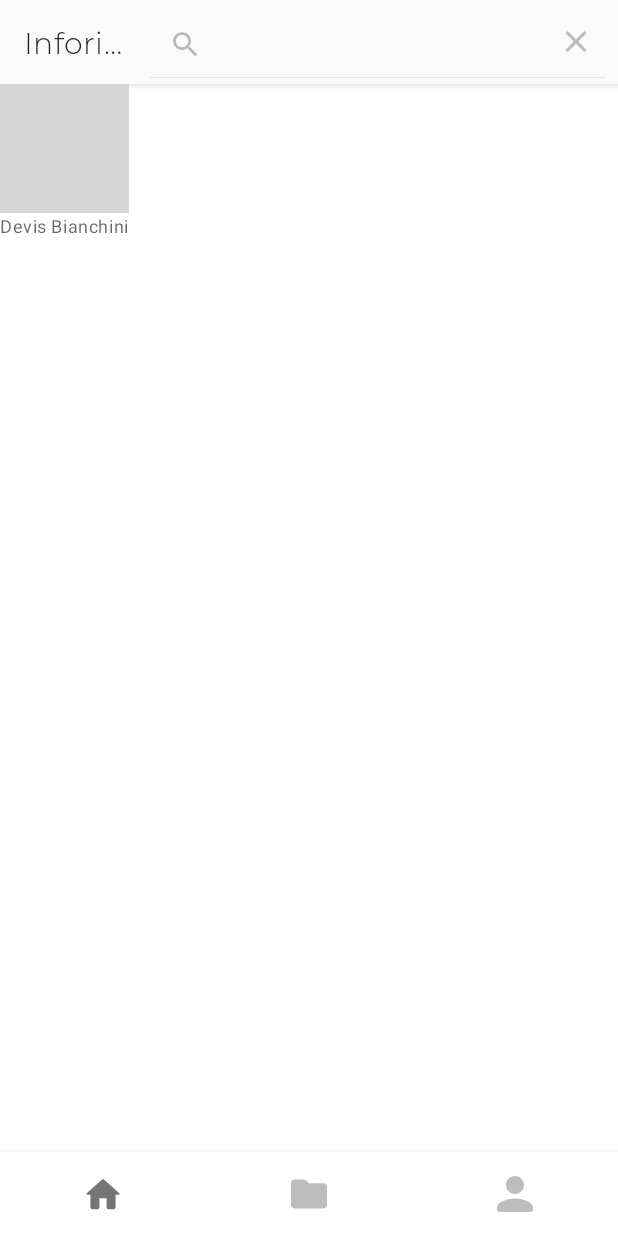
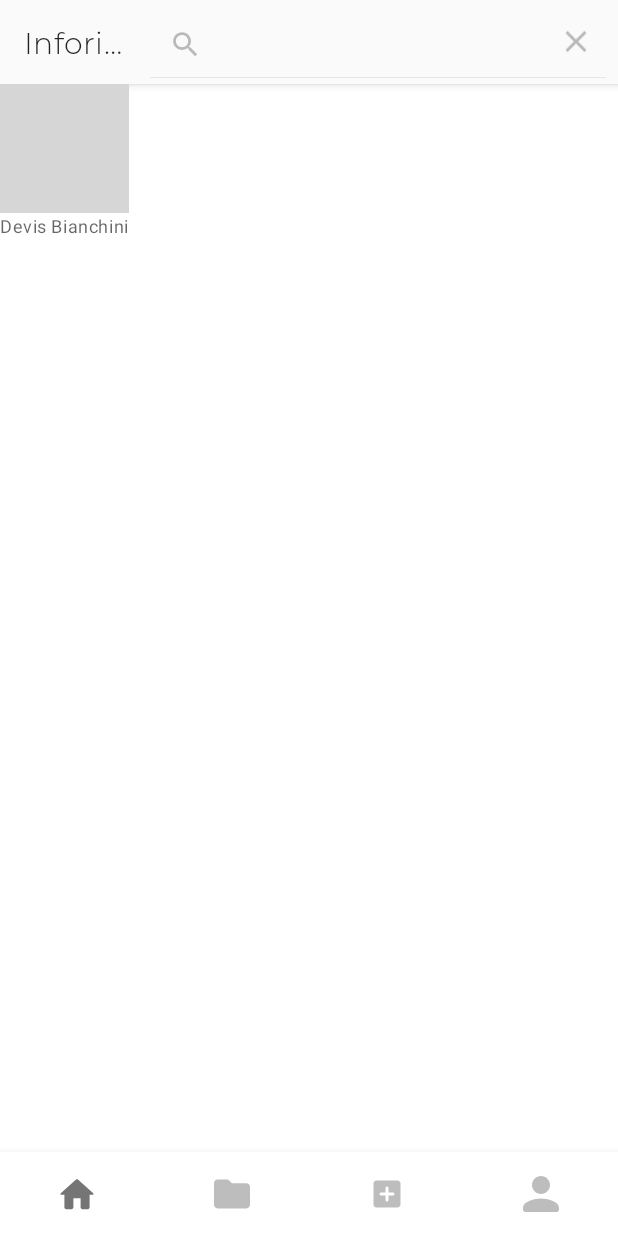
Before and after one commit to Telemaco019/Inforinvestigador, an Android app: the screen it shows after launch (MainActivity), after a tap on "Search", on a phone screen of 412 x 824 dp. Run offline under Robolectric (Android 15) with nearby library versions, the phone set to English and light mode, and no system bars; our stand-ins replace CircleImageView; grey boxes are pictures that could not be loaded.

Commit message:
Added "add" icon to bottom navigation bar

```diff
--- /dev/null
+++ b/app/src/main/res/drawable/ic_round_add_box_24px.xml
@@ -0,0 +1,9 @@
+<vector xmlns:android="http://schemas.android.com/apk/res/android"
+    android:width="24dp"
+    android:height="24dp"
+    android:viewportWidth="24"
+    android:viewportHeight="24">
+  <path
+      android:fillColor="#FF000000"
+      android:pathData="M19,3L5,3c-1.11,0 -2,0.9 -2,2v14c0,1.1 0.89,2 2,2h14c1.1,0 2,-0.9 2,-2L21,5c0,-1.1 -0.9,-2 -2,-2zM16,13h-3v3c0,0.55 -0.45,1 -1,1s-1,-0.45 -1,-1v-3L8,13c-0.55,0 -1,-0.45 -1,-1s0.45,-1 1,-1h3L11,8c0,-0.55 0.45,-1 1,-1s1,0.45 1,1v3h3c0.55,0 1,0.45 1,1s-0.45,1 -1,1z"/>
+</vector>
--- a/app/src/main/res/menu/menu_bottom_navigation.xml
+++ b/app/src/main/res/menu/menu_bottom_navigation.xml
@@ -13,6 +13,14 @@
             android:icon="@drawable/ic_round_folder"
             android:title="@string/bottom_menu_item_title_library"
             app:showAsAction="ifRoom"/>
+
+    <item
+        android:id="@+id/bottom_bar_action_add"
+        android:enabled="true"
+        android:icon="@drawable/ic_round_add_box_24px"
+        android:title="@string/bottom_menu_item_title_add"
+        app:showAsAction="ifRoom"/>
+
     <item
             android:id="@+id/bottom_bar_action_profile"
             android:enabled="true"
--- a/app/src/main/res/values/strings.xml
+++ b/app/src/main/res/values/strings.xml
@@ -7,4 +7,5 @@
     <string name="bottom_menu_item_title_home">home</string>
     <string name="bottom_menu_item_title_library">library</string>
     <string name="bottom_menu_item_title_profile">profile</string>
+    <string name="bottom_menu_item_title_add">add</string>
 </resources>
```
